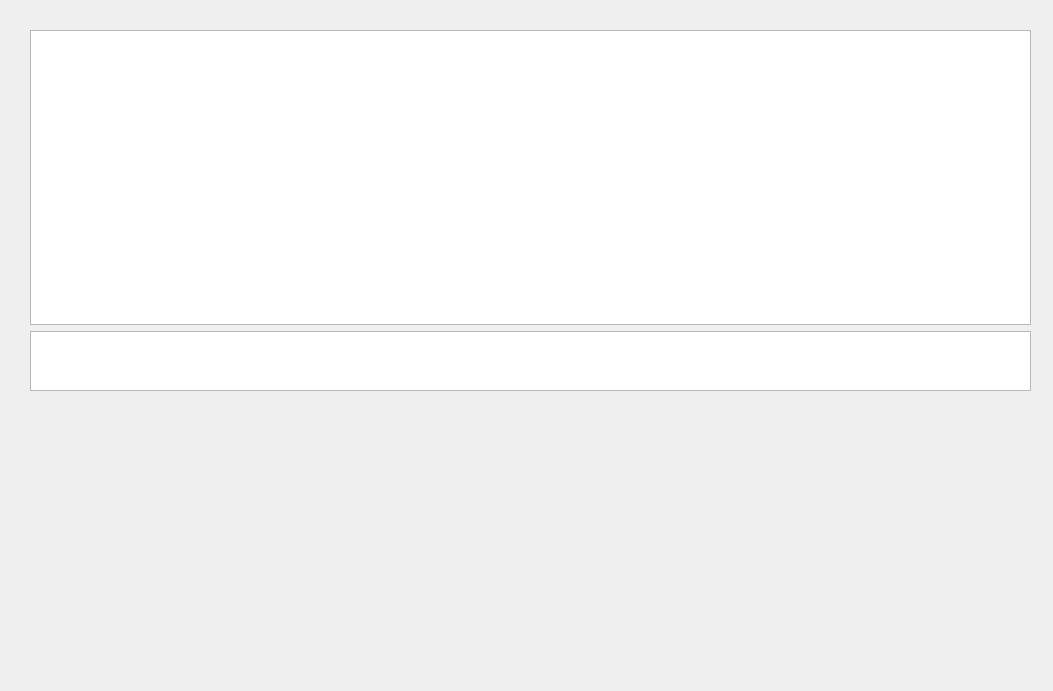
The window that ui/overtime_chart_window.ui (RaineyLee/dooch_mes_v1.2) describes before a commit, drawn with Qt 5.
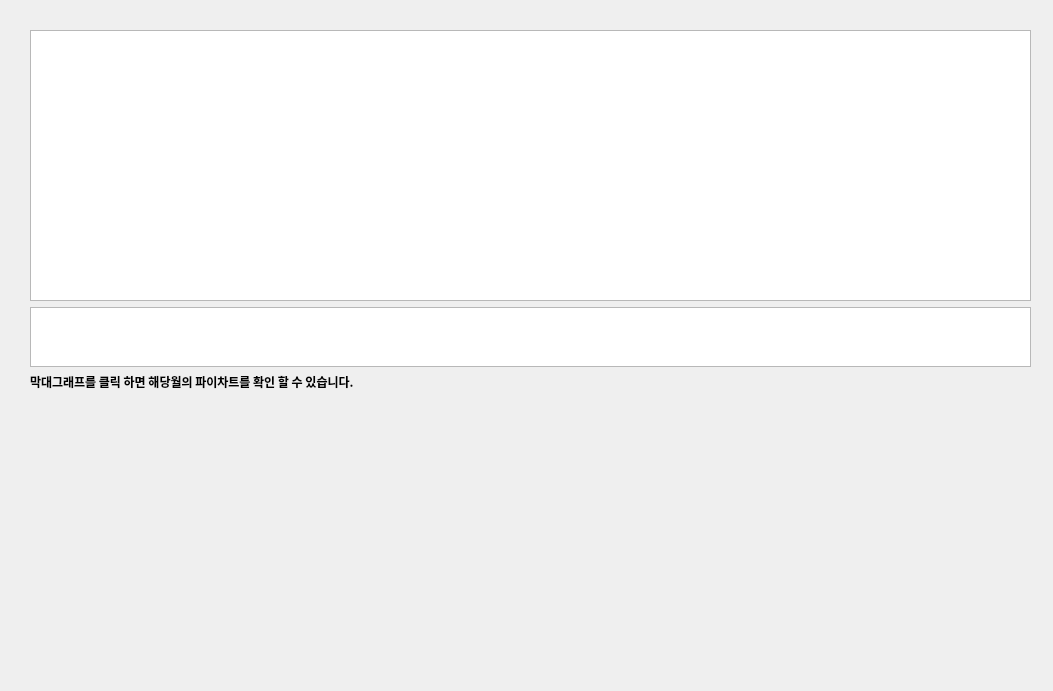
The same window after the commit.

```diff
--- a/ui/overtime_chart_window.ui
+++ b/ui/overtime_chart_window.ui
@@ -36,6 +36,21 @@
       </property>
      </widget>
     </item>
+    <item>
+     <widget class="QLabel" name="lbl_inform">
+      <property name="font">
+       <font>
+        <family>맑은 고딕</family>
+        <pointsize>9</pointsize>
+        <weight>75</weight>
+        <bold>true</bold>
+       </font>
+      </property>
+      <property name="text">
+       <string>막대그래프를 클릭 하면 해당월의 파이차트를 확인 할 수 있습니다.</string>
+      </property>
+     </widget>
+    </item>
    </layout>
   </widget>
   <widget class="QWidget" name="horizontalLayoutWidget">
```
